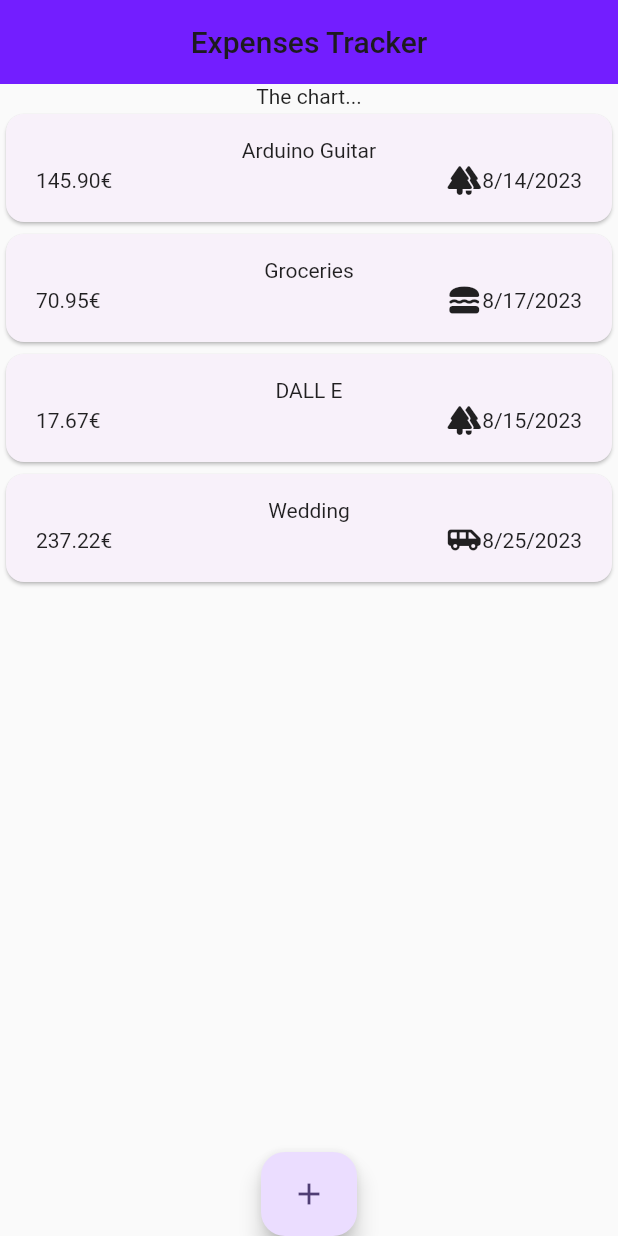
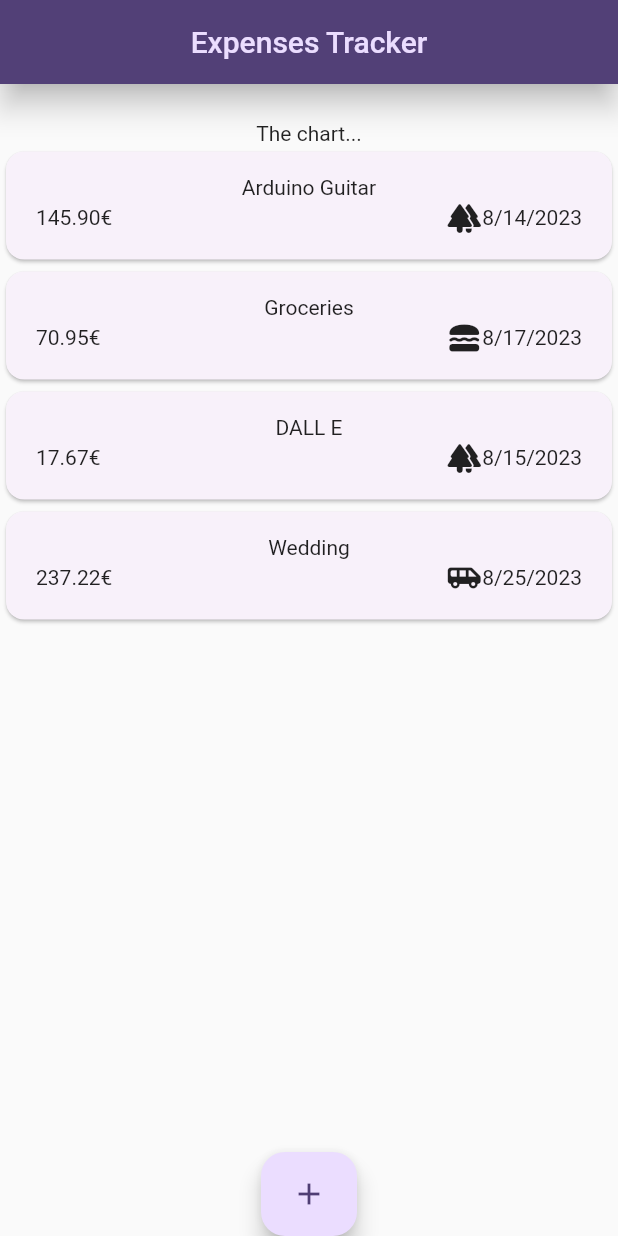
Before and after one commit to ssela98/expenses_tracker-flutter, a Flutter app: the screen it shows after launch, on a phone screen of 412 x 824 dp. Run offline on Flutter 3.47's test engine with Material 2 defaults, Android fonts, the phone set to English and light mode, and no system bars.

Commit message:
add global theme

```diff
--- a/lib/main.dart
+++ b/lib/main.dart
@@ -1,5 +1,8 @@
 import 'package:expenses_tracker/widgets/expenses.dart';
 import 'package:flutter/material.dart';
+
+final ColorScheme kColorScheme =
+    ColorScheme.fromSeed(seedColor: Colors.deepPurple);
 
 void main() {
   runApp(const ExpensesTracker());
@@ -14,8 +17,14 @@ class ExpensesTracker extends StatelessWidget {
     return MaterialApp(
       title: 'Expenses Tracker',
       theme: ThemeData().copyWith(
-        colorScheme: ColorScheme.fromSeed(seedColor: Colors.deepPurple),
+        colorScheme: kColorScheme,
         useMaterial3: true,
+        appBarTheme: const AppBarTheme().copyWith(
+          backgroundColor: kColorScheme.onPrimaryContainer,
+          foregroundColor: kColorScheme.primaryContainer,
+          elevation: 8,
+          shadowColor: Colors.black,
+        ),
       ),
       home: const Expenses(),
     );
--- a/lib/widgets/expenses.dart
+++ b/lib/widgets/expenses.dart
@@ -95,13 +95,15 @@ class _ExpensesState extends State<Expenses> {
       appBar: AppBar(
         title: const Text('Expenses Tracker'),
         centerTitle: true,
-        backgroundColor: const Color.fromARGB(255, 115, 30, 255),
       ),
-      body: Column(
-        children: [
-          const Text('The chart...'),
-          Expanded(child: mainContent),
-        ],
+      body: Container(
+        margin: const EdgeInsets.symmetric(vertical: 25),
+        child: Column(
+          children: [
+            const Text('The chart...'),
+            Expanded(child: mainContent),
+          ],
+        ),
       ),
       floatingActionButton: FloatingActionButton.extended(
         onPressed: _openAddExpenseOverlay,
```
